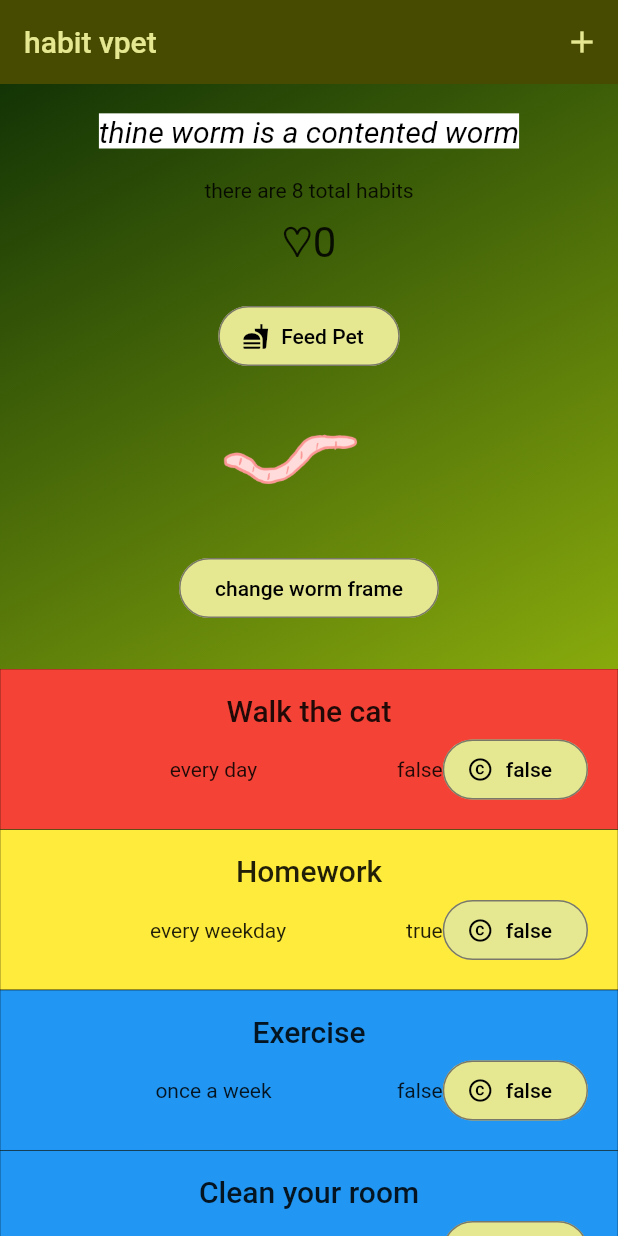
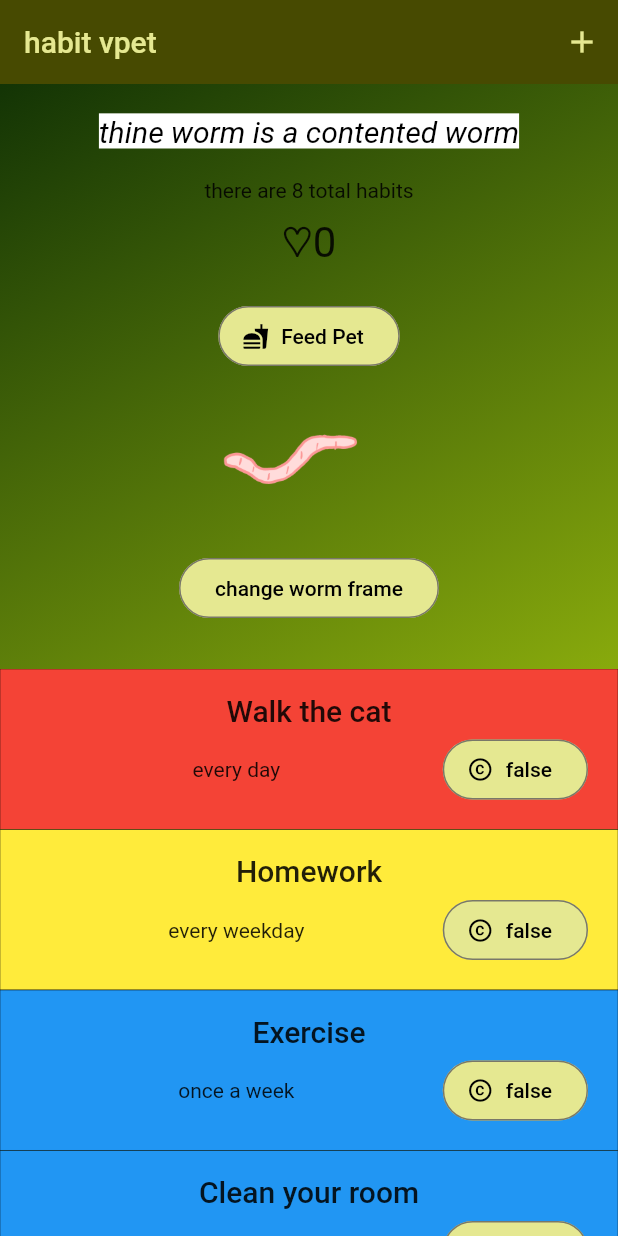
Before and after one commit to abbymachines/habit_vpet, a Flutter app: the screen it shows after launch, on a phone screen of 412 x 824 dp. Run offline on Flutter 3.47's test engine with Material 2 defaults, Android fonts, the phone set to English and light mode, and no system bars; our stand-ins replace flutter_riverpod.

Commit message:
remove unecessary text from habit item widget

```diff
--- a/lib/widgets/habit_list/habit_item.dart
+++ b/lib/widgets/habit_list/habit_item.dart
@@ -30,17 +30,9 @@ class HabitItem extends StatelessWidget {
                 const Spacer(),
                 Text(habit.frequency),
                 const Spacer(),
-                Text('${habit.isComplete}'),
                 HabitCompleter(
                   habit: habit,
                 ),
-                // OutlinedButton.icon(
-                //   onPressed: () {},
-                //   icon: const Icon(Icons.copyright),
-                //   label: Text(
-                //     habit.isComplete.toString(),
-                //   ),
-                // ),
               ],
             ),
           ],
```
